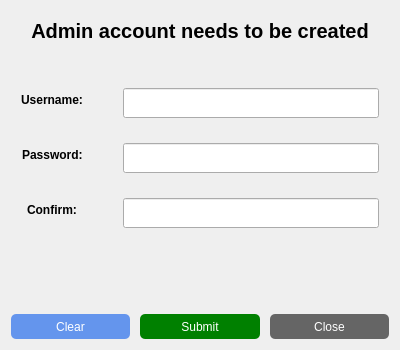
Old version of the form GeneratedUI/uifiles/pwdnew.ui in the repository ayushr01/Library-Management-System.
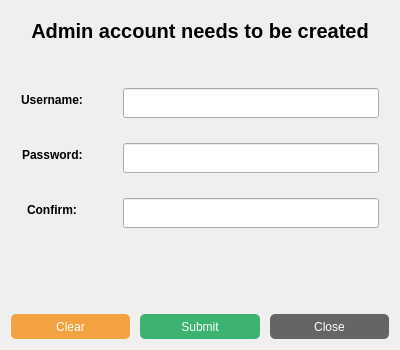
New version of the form.

```diff
--- a/GeneratedUI/uifiles/pwdnew.ui
+++ b/GeneratedUI/uifiles/pwdnew.ui
@@ -172,7 +172,7 @@
        </property>
        <property name="styleSheet">
         <string notr="true">QPushButton#clearbutton{
-	background-color: cornflowerblue;
+	background-color: #f2a240;
 	border-radius: 5px;
 	color: white;
 }
@@ -196,7 +196,7 @@
        </property>
        <property name="styleSheet">
         <string notr="true">QPushButton#submitbutton{
-	background-color: green;
+	background-color: MediumSeaGreen;
 	border-radius: 5px;
 	color: white;
 }
```
